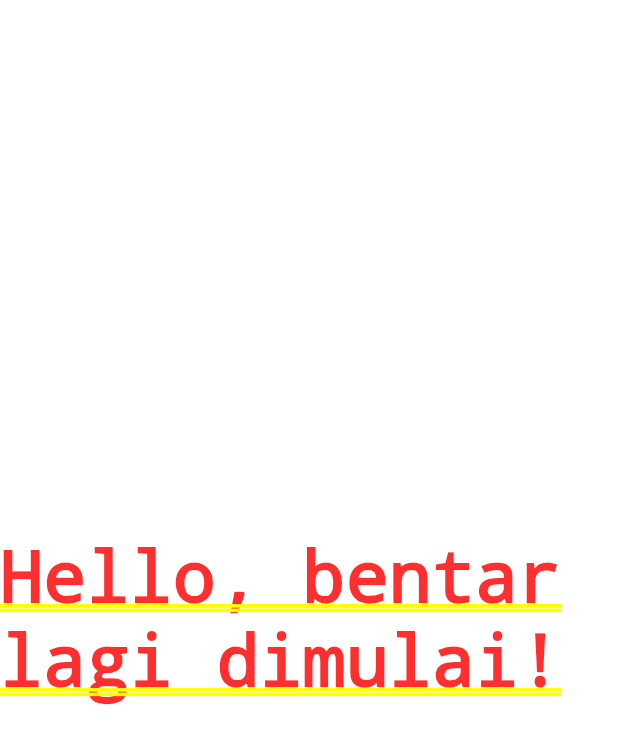
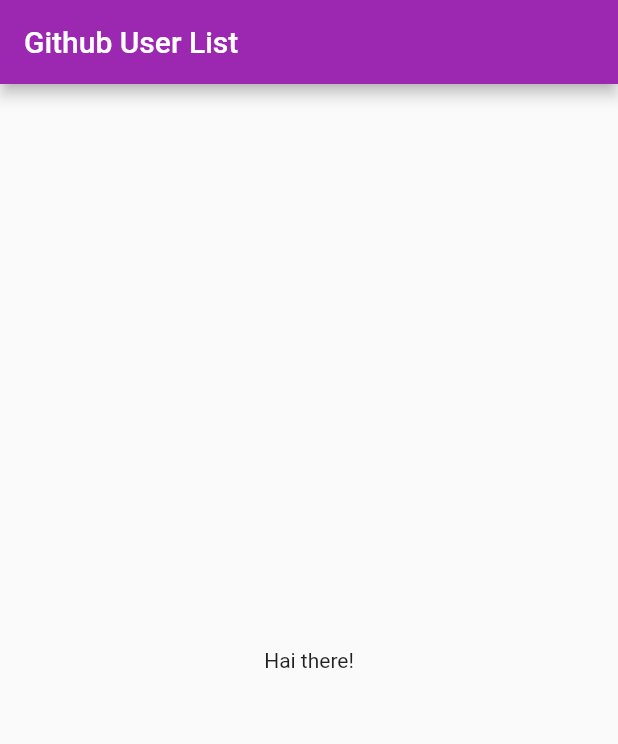
Before and after one commit to ardiibas/flutter_github_user, a Flutter app: the screen it shows after launch, on a phone screen of 412 x 824 dp. Shown: the top 744 px of the screen. Run offline on Flutter 3.47's test engine with Material 2 defaults, Android fonts, the phone set to English and light mode, and no system bars.

Commit message:
add toolbar and text

```diff
--- /dev/null
+++ b/lib/home.dart
@@ -0,0 +1,24 @@
+import 'package:flutter/material.dart';
+
+class HomePage extends StatefulWidget{
+  @override
+    State<StatefulWidget> createState() {
+      // TODO: implement createState
+      return _HomePageState();
+    }
+}
+
+class _HomePageState extends State<HomePage>{
+  @override
+    Widget build(BuildContext context) {
+      // TODO: implement build
+      return Scaffold(
+        appBar: AppBar(
+          title: Text("Github User List"),
+        ),
+        body: Center(
+          child: Text("Hai there!"),
+        ),
+      );
+    }
+}
--- a/lib/main.dart
+++ b/lib/main.dart
@@ -1,15 +1,24 @@
 import 'package:flutter/material.dart';
+
+import './home.dart';
 
 void main() => runApp(new MyApp());
 
-class MyApp extends StatelessWidget {
+class MyApp extends StatefulWidget {
   @override
-    Widget build(BuildContext context) {
-      // TODO: implement build
-      return MaterialApp(
-        home: Center(
-          child: Text("Hello, bentar lagi dimulai!"),
-        ),
-      );
-    }
+  State<StatefulWidget> createState() {
+    // TODO: implement createState
+    return _MyAppState();
+  }
 }
+
+class _MyAppState extends State<MyApp> {
+  @override
+  Widget build(BuildContext context) {
+    // TODO: implement build
+    return MaterialApp(
+      theme: ThemeData(primarySwatch: Colors.purple),
+      home: HomePage(),
+    );
+  }
+}
```
